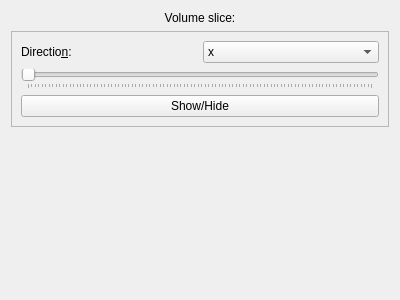
Qt form vipster/qt/data/data2dwidget.ui (sgsaenger/vipster) before a commit.
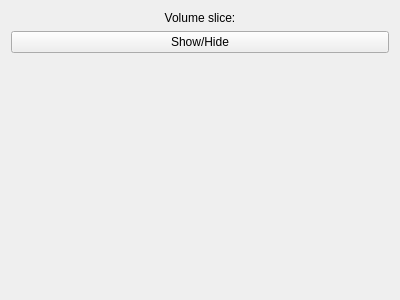
The same form after that commit.

What changed in the file:
```diff
--- a/vipster/qt/data/data2dwidget.ui
+++ b/vipster/qt/data/data2dwidget.ui
@@ -25,64 +25,13 @@
     </widget>
    </item>
    <item>
-    <widget class="QFrame" name="sliceFrame">
-     <property name="frameShape">
-      <enum>QFrame::StyledPanel</enum>
+    <widget class="QPushButton" name="sliceBut">
+     <property name="text">
+      <string>Show/Hide</string>
      </property>
-     <property name="frameShadow">
-      <enum>QFrame::Raised</enum>
+     <property name="checkable">
+      <bool>true</bool>
      </property>
-     <layout class="QGridLayout" name="gridLayout">
-      <item row="1" column="0" colspan="2">
-       <widget class="QSlider" name="sliceVal">
-        <property name="orientation">
-         <enum>Qt::Horizontal</enum>
-        </property>
-        <property name="tickPosition">
-         <enum>QSlider::TicksBelow</enum>
-        </property>
-        <property name="tickInterval">
-         <number>1</number>
-        </property>
-       </widget>
-      </item>
-      <item row="0" column="1">
-       <widget class="QComboBox" name="sliceDir">
-        <item>
-         <property name="text">
-          <string>x</string>
-         </property>
-        </item>
-        <item>
-         <property name="text">
-          <string>y</string>
-         </property>
-        </item>
-        <item>
-         <property name="text">
-          <string>z</string>
-         </property>
-        </item>
-       </widget>
-      </item>
-      <item row="0" column="0">
-       <widget class="QLabel" name="sliceLabel">
-        <property name="text">
-         <string>Directio&amp;n:</string>
-        </property>
-        <property name="buddy">
-         <cstring>sliceDir</cstring>
-        </property>
-       </widget>
-      </item>
-      <item row="2" column="0" colspan="2">
-       <widget class="QPushButton" name="sliceBut">
-        <property name="text">
-         <string>Show/Hide</string>
-        </property>
-       </widget>
-      </item>
-     </layout>
     </widget>
    </item>
    <item>
```
